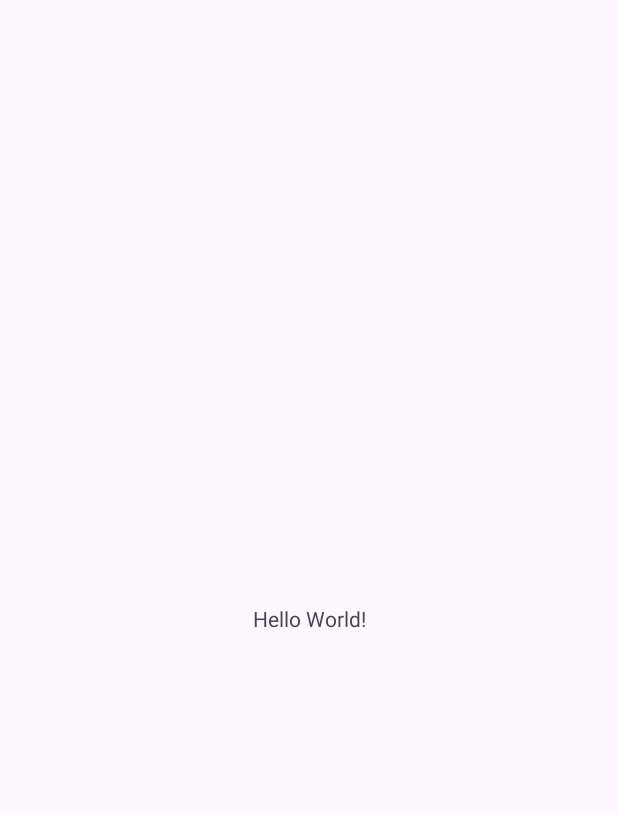
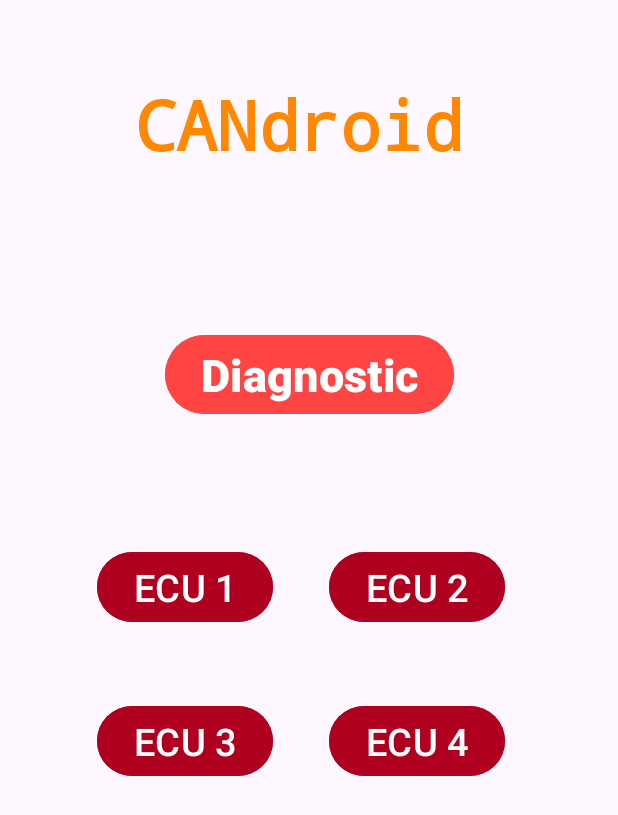
Before and after one commit to concordia-fsae/candroid_diagnostics, an Android app: the screen it shows after launch (MainActivity), on a phone screen of 412 x 824 dp. Before the commit the part shown is almost empty. Shown: the top 815 px of the screen. Run offline under Robolectric (Android 15) with nearby library versions, the phone set to English and light mode, and no system bars; libraries missing offline, so code that uses them is left out: org.eclipse.paho; 2 statements that could not run were skipped.

Commit message:
Sprint 1 Final Demo Code
Added Python MQTT Client
Added MQTT Android Dependency
Setup Android Globals
Setup working MQTT communication and data updates
Implemented UI Pages
Navigation between pages implemented.
* Updated interfaces and classes
* Verified Android App for Sprint

```diff
--- a/app/build.gradle.kts
+++ b/app/build.gradle.kts
@@ -29,6 +29,11 @@ android {
         sourceCompatibility = JavaVersion.VERSION_1_8
         targetCompatibility = JavaVersion.VERSION_1_8
     }
+
+    dependencies {
+        implementation("org.eclipse.paho:org.eclipse.paho.client.mqttv3:1.1.0")
+        implementation("org.eclipse.paho:org.eclipse.paho.android.service:1.1.1")
+    }
 }
 
 dependencies {
@@ -36,6 +41,7 @@ dependencies {
     implementation("androidx.appcompat:appcompat:1.6.1")
     implementation("com.google.android.material:material:1.11.0")
     implementation("androidx.constraintlayout:constraintlayout:2.1.4")
+    implementation("androidx.activity:activity:1.8.0")
     testImplementation("junit:junit:4.13.2")
     androidTestImplementation("androidx.test.ext:junit:1.1.5")
     androidTestImplementation("androidx.test.espresso:espresso-core:3.5.1")
--- /dev/null
+++ b/app/src/main/java/com/example/candroid_diagnostics/Communications.java
@@ -0,0 +1,103 @@
+package com.example.candroid_diagnostics;
+
+import android.content.Context;
+import android.util.Log;
+import android.widget.Toast;
+
+import androidx.appcompat.app.AppCompatActivity;
+
+import org.eclipse.paho.client.mqttv3.IMqttActionListener;
+import org.eclipse.paho.client.mqttv3.IMqttDeliveryToken;
+import org.eclipse.paho.client.mqttv3.IMqttToken;
+import org.eclipse.paho.client.mqttv3.MqttCallback;
+import org.eclipse.paho.client.mqttv3.MqttMessage;
+
+import java.util.ArrayList;
+import java.util.Collection;
+import java.util.HashMap;
+import java.util.List;
+
+public class Communications {
+    private static final String TAG = "Communications";
+
+    public enum Comm_Class_E {
+        MQTT,
+    }
+
+
+    private static Communications instance;
+    private Comm_Class_E comms;
+    private MqttClient mqttClient;
+    private ArrayList<Tuple<String, Integer>> filterList;
+
+    private Communications() {
+
+    }
+
+    public static synchronized Communications start(Comm_Class_E comms, ArrayList<Tuple<String, String>> vars) {
+        if (instance == null) {
+            instance = new Communications();
+        }
+
+        instance.comms = comms;
+        instance.filterList = new ArrayList<>();
+
+        vars.forEach((e) -> {
+            instance.filterList.add(new Tuple<String, Integer>(e.x + "/" + e.y, 0));
+        });
+
+        if (instance.comms == Comm_Class_E.MQTT) {
+            instance.mqttInit();
+        }
+
+        return instance;
+    }
+
+    public void clearFilter() {
+        filterList.forEach((e) -> {
+            mqttClient.unsubscribe(e.x);
+        });
+
+        filterList.clear();
+    }
+
+    public void destroy() {
+        clearFilter();
+
+        if (instance.comms == Comm_Class_E.MQTT) {
+            // Disconnect from MQTT broker
+            if (mqttClient != null) {
+                mqttClient.disconnect();
+            }
+        }
+    }
+
+    private void mqttInit() {
+        // Initialize MQTT client
+        try {
+            mqttClient = MqttClient.getInstance();
+
+            // Connect to MQTT broker
+            mqttClient.connect("username", "password", new IMqttActionListener() {
+                @Override
+                public void onSuccess(IMqttToken asyncActionToken) {
+                    // Subscribe to a topic
+                    filterList.forEach((e) -> {
+                        mqttClient.subscribe(e.x, e.y, null);
+                    });
+
+                    mqttClient.publish("announce/info", "Hello MQTT from Android!", 0);
+
+                    Log.i(TAG, "MQTT connection established!");
+                }
+
+                @Override
+                public void onFailure(IMqttToken asyncActionToken, Throwable exception) {
+                    Log.e(TAG, "Failed to connect to MQTT broker: " + exception.getMessage());
+                }
+            });
+        } catch (Exception e) {
+            Log.e(TAG, "Failed to initialize MQTT client: " + e.getMessage() + " " + e.getCause());
+        }
+    }
+}
--- a/app/src/main/java/com/example/candroid_diagnostics/MainActivity.java
+++ b/app/src/main/java/com/example/candroid_diagnostics/MainActivity.java
@@ -2,13 +2,86 @@ package com.example.candroid_diagnostics;
 
 import androidx.appcompat.app.AppCompatActivity;
 
+
+import android.content.Intent;
+import android.content.Context;
+import android.util.Log;
+
 import android.os.Bundle;
+import android.widget.Toast;
+import android.view.View;
+import android.widget.Button;
+
+import org.eclipse.paho.client.mqttv3.IMqttDeliveryToken;
+import org.eclipse.paho.client.mqttv3.MqttCallback;
+
+import org.eclipse.paho.client.mqttv3.IMqttActionListener;
+import org.eclipse.paho.client.mqttv3.IMqttToken;
+import org.eclipse.paho.client.mqttv3.MqttMessage;
+
+import java.util.ArrayList;
 
 public class MainActivity extends AppCompatActivity {
+    private static final String TAG = "CANDroid";
+    private MqttClient mqttClient;
+    protected Button diagnosticBtn;
+    protected Button ecu1Btn;
+    protected Button ecu2Btn;
+    protected Button ecu3Btn;
+    protected Button ecu4Btn;
+    Communications comms;
 
     @Override
     protected void onCreate(Bundle savedInstanceState) {
         super.onCreate(savedInstanceState);
         setContentView(R.layout.activity_main);
+        setupUI();
+        setupCommunications();
+    }
+
+    private void setupCommunications() {
+        ArrayList<Tuple<String, String>> vars = new ArrayList<>();
+
+        vars.add(new Tuple<String, String>("ecu1", "info"));
+        vars.add(new Tuple<String, String>("announce", "info"));
+
+        comms.start(Communications.Comm_Class_E.MQTT, vars);
+    }
+
+    private void setupUI() {
+        diagnosticBtn = findViewById(R.id.DiagnosticBtn);
+        diagnosticBtn.setOnClickListener(new View.OnClickListener() {
+            @Override
+            public void onClick(View view) {
+
+                goToDiagnosticActivity();
+            }
+        });
+
+        ecu1Btn = findViewById(R.id.ECU1btn);
+        ecu1Btn.setOnClickListener(new View.OnClickListener() {
+            @Override
+            public void onClick(View view) {
+
+                goToECU1Activity();
+            }
+        });
+    }
+
+    @Override
+    protected void onDestroy() {
+        super.onDestroy();
+        // Stop communications interface
+        comms.destroy();
+    }
+
+    private void goToECU1Activity() {
+        Intent intent = new Intent(getApplicationContext(), ECUActivity.class);
+        startActivity(intent);
+    }
+
+    private void goToDiagnosticActivity() {
+        Intent intent = new Intent(getApplicationContext(), DiagnosticActivity.class);
+        startActivity(intent);
     }
 }
--- /dev/null
+++ b/app/src/main/java/com/example/candroid_diagnostics/Tuple.java
@@ -0,0 +1,10 @@
+package com.example.candroid_diagnostics;
+
+public class Tuple<X, Y> {
+    public final X x;
+    public final Y y;
+    public Tuple(X x, Y y) {
+        this.x = x;
+        this.y = y;
+    }
+}
--- a/app/src/main/res/layout/activity_main.xml
+++ b/app/src/main/res/layout/activity_main.xml
@@ -7,12 +7,100 @@
     tools:context=".MainActivity">
 
     <TextView
+        android:id="@+id/Title"
         android:layout_width="wrap_content"
         android:layout_height="wrap_content"
-        android:text="Hello World!"
+        android:backgroundTint="@android:color/holo_orange_light"
+        android:fontFamily="monospace"
+        android:text="CANdroid"
+        android:textAlignment="center"
+        android:textAllCaps="false"
+        android:textColor="@android:color/holo_orange_dark"
+        android:textSize="45sp"
+        android:textStyle="bold"
+        android:typeface="normal"
         app:layout_constraintBottom_toBottomOf="parent"
         app:layout_constraintEnd_toEndOf="parent"
+        app:layout_constraintHorizontal_bias="0.466"
         app:layout_constraintStart_toStartOf="parent"
-        app:layout_constraintTop_toTopOf="parent" />
+        app:layout_constraintTop_toTopOf="parent"
+        app:layout_constraintVertical_bias="0.069" />
+
+    <Button
+        android:id="@+id/DiagnosticBtn"
+        android:layout_width="wrap_content"
+        android:layout_height="wrap_content"
+        android:backgroundTint="@android:color/holo_red_light"
+        android:insetTop="10dp"
+        android:insetBottom="10dp"
+        android:text="Diagnostic"
+        android:textSize="30dp"
+        android:textStyle="bold"
+        app:iconPadding="10dp"
+        app:iconTint="@color/design_default_color_error"
+        app:layout_constraintBottom_toBottomOf="parent"
+        app:layout_constraintEnd_toEndOf="parent"
+        app:layout_constraintHorizontal_bias="0.501"
+        app:layout_constraintStart_toStartOf="parent"
+        app:layout_constraintTop_toTopOf="parent"
+        app:layout_constraintVertical_bias="0.284"
+        app:rippleColor="@color/design_default_color_error"
+        app:strokeColor="@color/design_default_color_error" />
+
+    <Button
+        android:id="@+id/ECU1btn"
+        android:layout_width="wrap_content"
+        android:layout_height="wrap_content"
+        android:backgroundTint="@color/design_default_color_error"
+        android:text="ECU 1"
+        android:textSize="25dp"
+        app:layout_constraintBottom_toBottomOf="parent"
+        app:layout_constraintEnd_toEndOf="parent"
+        app:layout_constraintHorizontal_bias="0.22"
+        app:layout_constraintStart_toStartOf="parent"
+        app:layout_constraintTop_toTopOf="parent"
+        app:layout_constraintVertical_bias="0.473" />
+
+    <Button
+        android:id="@+id/ECU2btn"
+        android:layout_width="wrap_content"
+        android:layout_height="wrap_content"
+        android:backgroundTint="@color/design_default_color_error"
+        android:text="ECU 2"
+        android:textSize="25dp"
+        app:layout_constraintBottom_toBottomOf="parent"
+        app:layout_constraintEnd_toEndOf="parent"
+        app:layout_constraintHorizontal_bias="0.745"
+        app:layout_constraintStart_toStartOf="parent"
+        app:layout_constraintTop_toTopOf="parent"
+        app:layout_constraintVertical_bias="0.473" />
+
+    <Button
+        android:id="@+id/ECU3btn"
+        android:layout_width="wrap_content"
+        android:layout_height="wrap_content"
+        android:backgroundTint="@color/design_default_color_error"
+        android:text="ECU 3"
+        android:textSize="25dp"
+        app:layout_constraintBottom_toBottomOf="parent"
+        app:layout_constraintEnd_toEndOf="parent"
+        app:layout_constraintHorizontal_bias="0.22"
+        app:layout_constraintStart_toStartOf="parent"
+        app:layout_constraintTop_toTopOf="parent"
+        app:layout_constraintVertical_bias="0.607" />
+
+    <Button
+        android:id="@+id/ECU4btn"
+        android:layout_width="wrap_content"
+        android:layout_height="wrap_content"
+        android:backgroundTint="@color/design_default_color_error"
+        android:text="ECU 4"
+        android:textSize="25dp"
+        app:layout_constraintBottom_toBottomOf="parent"
+        app:layout_constraintEnd_toEndOf="parent"
+        app:layout_constraintHorizontal_bias="0.745"
+        app:layout_constraintStart_toStartOf="parent"
+        app:layout_constraintTop_toTopOf="parent"
+        app:layout_constraintVertical_bias="0.607" />
 
 </androidx.constraintlayout.widget.ConstraintLayout>
--- a/build.gradle.kts
+++ b/build.gradle.kts
@@ -1,4 +1,4 @@
 // Top-level build file where you can add configuration options common to all sub-projects/modules.
 plugins {
-    id("com.android.application") version "8.2.0-beta06" apply false
+    id("com.android.application") version "8.3.0" apply false
 }
--- a/settings.gradle.kts
+++ b/settings.gradle.kts
@@ -10,6 +10,9 @@ dependencyResolutionManagement {
     repositories {
         google()
         mavenCentral()
+        maven {
+            url = uri("https://repo.eclipse.org/content/repositories/paho-snapshots/")
+        }
     }
 }
 
```
Also changed, not shown: app/src/main/AndroidManifest.xml (+13 -0 lines), app/src/main/java/com/example/candroid_diagnostics/DiagnosticActivity.java (added, +53 -0 lines), app/src/main/java/com/example/candroid_diagnostics/ECUActivity.java (added, +67 -0 lines), app/src/main/java/com/example/candroid_diagnostics/Globals.java (added, +39 -0 lines), app/src/main/java/com/example/candroid_diagnostics/MqttClient.java (added, +106 -0 lines), app/src/main/res/layout/activity_diagnostic.xml (added, +65 -0 lines), app/src/main/res/layout/activity_ecu1.xml (added, +51 -0 lines), gradle/wrapper/gradle-wrapper.properties, 6 other files.
